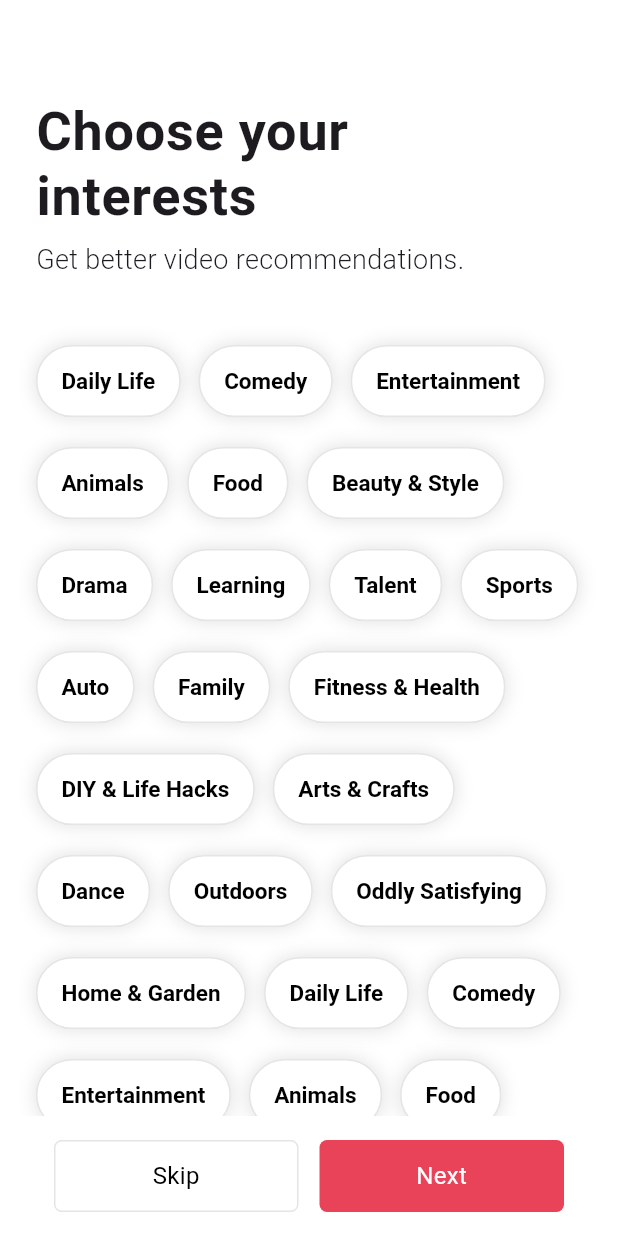
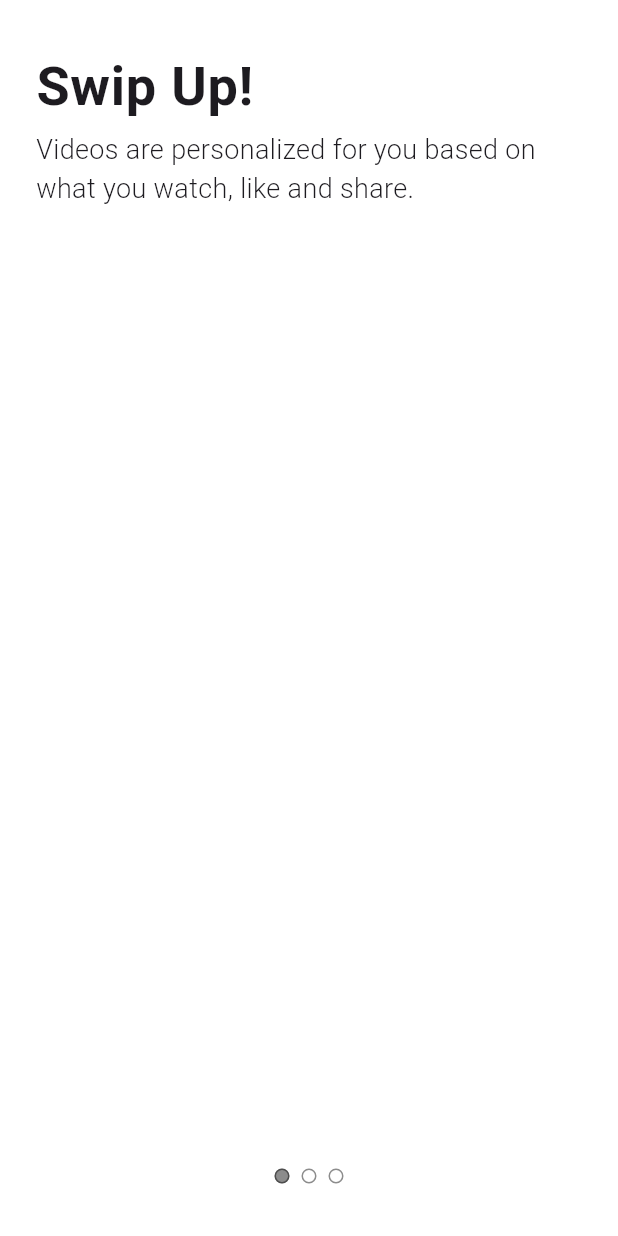
Before and after one commit to cattynip/pie, a Flutter app: the screen it shows after launch, after a tap on "Skip", on a phone screen of 412 x 824 dp. Run offline on Flutter 3.47's test engine with Material 2 defaults, Android fonts, the phone set to English and light mode, and no system bars; our stand-ins replace font_awesome_flutter.

Commit message:
#5.3 Tutorial Screen

```diff
--- a/lib/features/onboarding/interests_screen.dart
+++ b/lib/features/onboarding/interests_screen.dart
@@ -1,6 +1,7 @@
 import 'package:flutter/material.dart';
 import 'package:ticktok/constants/gaps.dart';
 import 'package:ticktok/constants/sizes.dart';
+import 'package:ticktok/features/onboarding/tutorial_screen.dart';
 import 'package:ticktok/features/onboarding/widgets/bottom_button.dart';
 import 'package:ticktok/features/onboarding/widgets/interest_button.dart';
 
@@ -86,6 +87,14 @@ class _InterestsScreenState extends State<InterestsScreen> {
     super.dispose();
   }
 
+  void _onNextButtomTapped() {
+    Navigator.of(context).push(
+      MaterialPageRoute(
+        builder: (context) => const TutorialScreen(),
+      ),
+    );
+  }
+
   @override
   Widget build(BuildContext context) {
     return Scaffold(
@@ -98,7 +107,7 @@ class _InterestsScreenState extends State<InterestsScreen> {
       ),
       body: Scrollbar(
         controller: _scrollController,
-        thickness: 2,
+        thickness: Sizes.size2,
         child: SingleChildScrollView(
           controller: _scrollController,
           child: Padding(
@@ -128,8 +137,8 @@ class _InterestsScreenState extends State<InterestsScreen> {
                 ),
                 Gaps.v44,
                 Wrap(
-                  spacing: 12,
-                  runSpacing: 20,
+                  spacing: Sizes.size12,
+                  runSpacing: Sizes.size20,
                   children: [
                     for (var interest in interests)
                       InterestButton(interest: interest)
@@ -154,13 +163,13 @@ class _InterestsScreenState extends State<InterestsScreen> {
               BottomButton(
                 content: "Skip",
                 isActive: false,
-                onButtonTapped: () {},
+                onButtonTapped: _onNextButtomTapped,
               ),
               Gaps.h14,
               BottomButton(
                 content: "Next",
                 isActive: true,
-                onButtonTapped: () {},
+                onButtonTapped: _onNextButtomTapped,
               ),
             ],
           ),
--- /dev/null
+++ b/lib/features/onboarding/tutorial_screen.dart
@@ -0,0 +1,117 @@
+import 'package:flutter/material.dart';
+import 'package:ticktok/constants/gaps.dart';
+import 'package:ticktok/constants/sizes.dart';
+
+class TutorialScreen extends StatefulWidget {
+  const TutorialScreen({super.key});
+
+  @override
+  State<TutorialScreen> createState() => _TutorialScreenState();
+}
+
+class _TutorialScreenState extends State<TutorialScreen> {
+  @override
+  Widget build(BuildContext context) {
+    return const DefaultTabController(
+      length: 3,
+      child: Scaffold(
+        body: SafeArea(
+          child: TabBarView(
+            children: [
+              Padding(
+                padding: EdgeInsets.symmetric(horizontal: Sizes.size24),
+                child: Column(
+                  crossAxisAlignment: CrossAxisAlignment.start,
+                  children: [
+                    Gaps.v36,
+                    Text(
+                      "Swip Up!",
+                      style: TextStyle(
+                        fontSize: Sizes.size36,
+                        fontWeight: FontWeight.w700,
+                        height: 1.2,
+                        letterSpacing: 0.5,
+                      ),
+                    ),
+                    Gaps.v8,
+                    Text(
+                      "Videos are personalized for you based on what you watch, like and share.",
+                      style: TextStyle(
+                        fontSize: Sizes.size16 + Sizes.size2,
+                        fontWeight: FontWeight.w300,
+                      ),
+                    ),
+                  ],
+                ),
+              ),
+              Padding(
+                padding: EdgeInsets.symmetric(horizontal: Sizes.size24),
+                child: Column(
+                  crossAxisAlignment: CrossAxisAlignment.start,
+                  children: [
+                    Gaps.v36,
+                    Text(
+                      "Follow the Rules!",
+                      style: TextStyle(
+                        fontSize: Sizes.size36,
+                        fontWeight: FontWeight.w700,
+                        height: 1.2,
+                        letterSpacing: 0.5,
+                      ),
+                    ),
+                    Gaps.v8,
+                    Text(
+                      "Videos are personalized for you based on what you watch, like and share.",
+                      style: TextStyle(
+                        fontSize: Sizes.size16 + Sizes.size2,
+                        fontWeight: FontWeight.w300,
+                      ),
+                    ),
+                  ],
+                ),
+              ),
+              Padding(
+                padding: EdgeInsets.symmetric(horizontal: Sizes.size24),
+                child: Column(
+                  crossAxisAlignment: CrossAxisAlignment.start,
+                  children: [
+                    Gaps.v36,
+                    Text(
+                      "Enjoy the Ride!",
+                      style: TextStyle(
+                        fontSize: Sizes.size36,
+                        fontWeight: FontWeight.w700,
+                        height: 1.2,
+                        letterSpacing: 0.5,
+                      ),
+                    ),
+                    Gaps.v8,
+                    Text(
+                      "Videos are personalized for you based on what you watch, like and share.",
+                      style: TextStyle(
+                        fontSize: Sizes.size16 + Sizes.size2,
+                        fontWeight: FontWeight.w300,
+                      ),
+                    ),
+                  ],
+                ),
+              ),
+            ],
+          ),
+        ),
+        bottomNavigationBar: BottomAppBar(
+          child: Row(
+            mainAxisAlignment: MainAxisAlignment.center,
+            children: [
+              TabPageSelector(
+                indicatorSize: Sizes.size10,
+                color: Colors.white,
+                selectedColor: Colors.black45,
+              ),
+            ],
+          ),
+        ),
+      ),
+    );
+  }
+}
```
